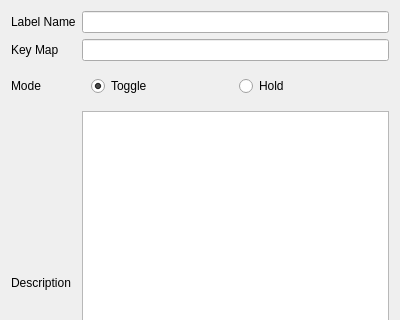
The window that ad.ui (schlagenhauf/LiveAnnotation) describes before a commit, drawn with Qt 5; both pictures show x 0 to 400 and y 0 to 320 of the 400 by 494 pixel window.
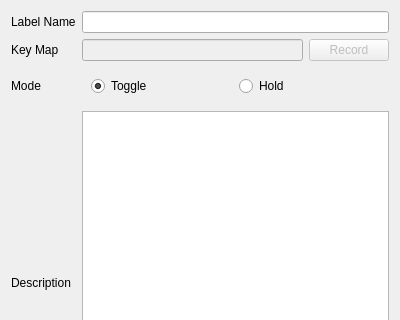
The same window after the commit.

Commit message: Rearrange video pipeline

What changed in the file:
```diff
--- a/ad.ui
+++ b/ad.ui
@@ -44,7 +44,26 @@
     </widget>
    </item>
    <item row="1" column="1">
-    <widget class="QLineEdit" name="editKeyMap"/>
+    <widget class="QWidget" name="widgetKeyMapGroup" native="true">
+     <property name="enabled">
+      <bool>false</bool>
+     </property>
+     <layout class="QHBoxLayout" name="horizontalLayout_2">
+      <property name="margin">
+       <number>0</number>
+      </property>
+      <item>
+       <widget class="QLineEdit" name="editKeyMap"/>
+      </item>
+      <item>
+       <widget class="QPushButton" name="btnRecShortcut">
+        <property name="text">
+         <string>Record</string>
+        </property>
+       </widget>
+      </item>
+     </layout>
+    </widget>
    </item>
    <item row="2" column="0">
     <widget class="QLabel" name="labelMode">
```
The commit also changes 1 other file.
